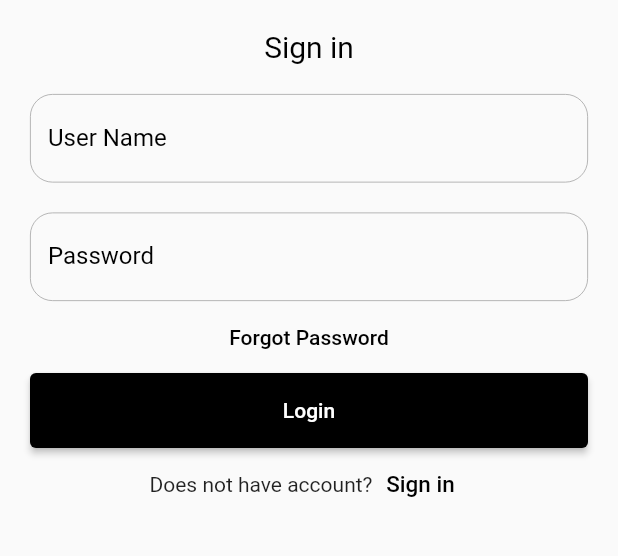
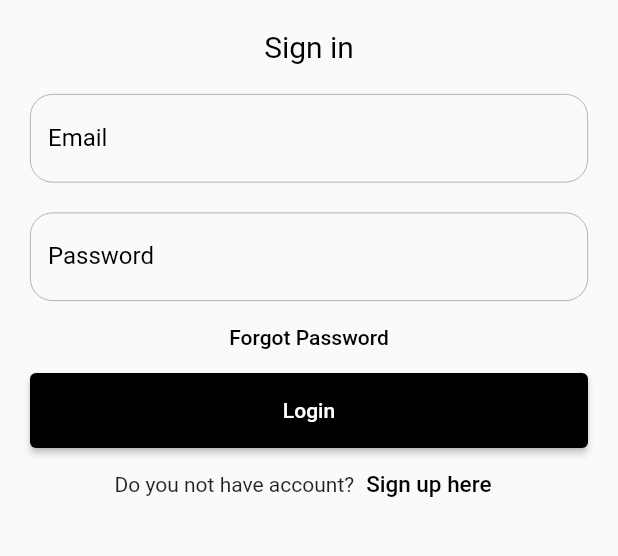
Before and after one commit to JohannesPoulsen/fitness_budy_app, a Flutter app: the screen it shows after launch, on a phone screen of 412 x 824 dp, the part 83-639 px from its top. Run offline on Flutter 3.47's test engine with Material 2 defaults, Android fonts, the phone set to English and light mode, and no system bars; our stand-ins replace cloud_firestore, firebase_auth, firebase_core, font_awesome_flutter; accounts and stored records are empty.

Commit message:
Register User

```diff
--- a/lib/Model/Master.dart
+++ b/lib/Model/Master.dart
@@ -2,26 +2,26 @@ import 'package:fitness_body_app/Model/Rutine.dart';
 import 'package:fitness_body_app/Model/Workout.dart';
 import 'package:fitness_body_app/Model/User.dart';
 
-class Master{
+class Master {
   List<Rutine> rutines = [];
   List<Workout> workouts = [];
-  User currentUser;
+  localUser currentUser;
 
   Master(this.rutines, this.workouts, this.currentUser);
 
-  void newRutine(Rutine r){
+  void newRutine(Rutine r) {
     rutines.add(r);
   }
 
-  void newWorkout(Workout w){
+  void newWorkout(Workout w) {
     workouts.add(w);
   }
 
-  void deleteRutine(int index){
+  void deleteRutine(int index) {
     rutines.remove(index);
   }
 
-  void deleteWorkout(int index){
+  void deleteWorkout(int index) {
     workouts.remove(index);
   }
 }
--- a/lib/Model/User.dart
+++ b/lib/Model/User.dart
@@ -1,6 +1,6 @@
 import 'package:uuid/uuid.dart';
 
-class User {
+class localUser {
   String id;
   String? profileImagePath;
   String? coverImagePath;
@@ -10,7 +10,7 @@ class User {
   int amountOfFollowing;
   int amountOfFollowers;
 
-  User(
+  localUser(
       {required this.name,
       required this.email,
       required this.id,
--- a/lib/ViewController/login.dart
+++ b/lib/ViewController/login.dart
@@ -1,11 +1,9 @@
 import 'package:fitness_body_app/ViewController/sign_up.dart';
 import 'package:flutter/material.dart';
 import 'package:fitness_body_app/Model/Master.dart';
-import 'package:fitness_body_app/ViewController/create_workout.dart';
 import 'home.dart';
 import 'package:fitness_body_app/Model/User.dart';
-
-FocusNode myFocusNode = FocusNode();
+import 'package:fitness_body_app/ViewController/main.dart';
 
 class Login extends StatefulWidget {
   const Login({Key? key}) : super(key: key);
@@ -19,7 +17,7 @@ class _LoginState extends State<Login> {
   TextEditingController passwordController = TextEditingController();
 
   @override
-  initState(){
+  initState() {
     super.initState();
   }
 
@@ -57,7 +55,7 @@ class _LoginState extends State<Login> {
                   focusNode: myFocusNode,
                   cursorColor: Colors.black,
                   decoration: InputDecoration(
-                    labelText: 'User Name',
+                    labelText: 'Email',
                     labelStyle: TextStyle(
                         color:
                             myFocusNode.hasFocus ? Colors.blue : Colors.black),
@@ -115,25 +113,27 @@ class _LoginState extends State<Login> {
                       Navigator.pushReplacement(
                         context,
                         MaterialPageRoute(
-                            builder: (context) => HomeScreen(master: Master([], [], User(
-                              name: 'placeholder',
-                              email: 'placeholder',
-                              id: 'placeholder',
-                              amountOfFollowers: 0,
-                              amountOfFollowing: 0,
-                              amountOfPublicWorkouts: 0
-                            )))
-                        ),
+                            builder: (context) => HomeScreen(
+                                master: Master(
+                                    [],
+                                    [],
+                                    localUser(
+                                        name: 'placeholder',
+                                        email: 'placeholder',
+                                        id: 'placeholder',
+                                        amountOfFollowers: 0,
+                                        amountOfFollowing: 0,
+                                        amountOfPublicWorkouts: 0)))),
                       );
                     },
                   )),
               Row(
                 mainAxisAlignment: MainAxisAlignment.center,
                 children: <Widget>[
-                  const Text('Does not have account?'),
+                  const Text('Do you not have account?'),
                   TextButton(
                     child: const Text(
-                      'Sign in',
+                      'Sign up here',
                       style: TextStyle(fontSize: 15, color: Colors.black),
                     ),
                     onPressed: () {
--- a/lib/ViewController/main.dart
+++ b/lib/ViewController/main.dart
@@ -1,3 +1,4 @@
+import 'package:firebase_auth/firebase_auth.dart';
 import 'package:flutter/material.dart';
 import 'home.dart';
 import 'package:firebase_core/firebase_core.dart';
@@ -7,6 +8,7 @@ import 'package:fitness_body_app/ViewController/login.dart';
 
 FocusNode myFocusNode = FocusNode();
 Future<void> main() async {
+  WidgetsFlutterBinding.ensureInitialized();
   await Firebase.initializeApp(
     options: DefaultFirebaseOptions.currentPlatform,
   );
```
Also changed, not shown: lib/ViewController/sign_up.dart (+62 -11 lines), lib/services/authentication.dart (+6 -3 lines).
